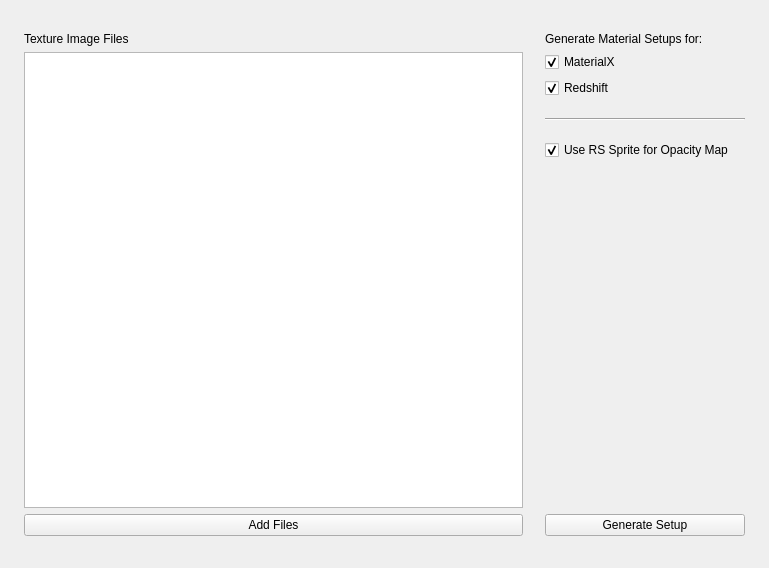
alexmajewski/am-matbuilder, file main_window.ui: the form before one commit.
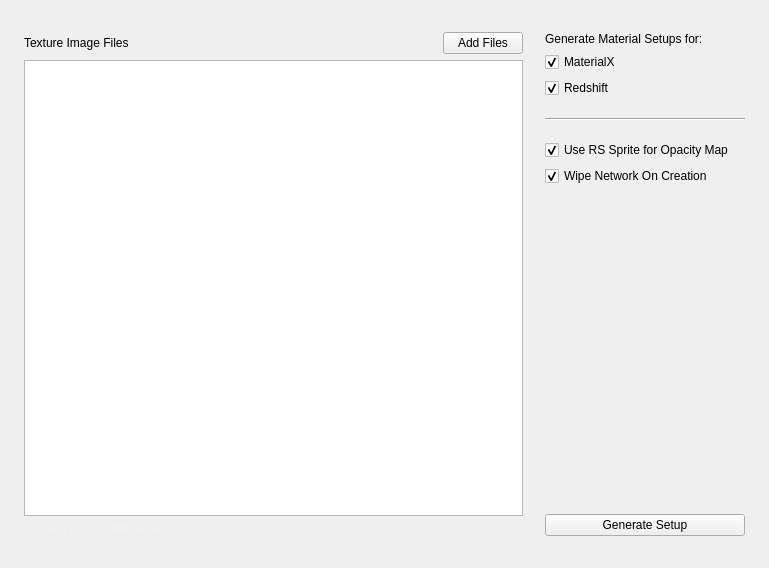
The form after the commit.

The edit to the form file:
```diff
--- a/main_window.ui
+++ b/main_window.ui
@@ -44,14 +44,26 @@
       <number>0</number>
      </property>
      <item>
-      <widget class="QLabel" name="GeoCreator">
+      <layout class="QHBoxLayout" name="horizontalLayout_5">
+       <item>
+        <widget class="QLabel" name="label_listheader">
        <property name="text">
         <string>Texture Image Files</string>
        </property>
       </widget>
      </item>
      <item>
-      <widget class="QListWidget" name="list_textures"/>
+        <spacer name="horizontalSpacer">
+         <property name="orientation">
+          <enum>Qt::Horizontal</enum>
+         </property>
+         <property name="sizeHint" stdset="0">
+          <size>
+           <width>40</width>
+           <height>20</height>
+          </size>
+         </property>
+        </spacer>
      </item>
      <item>
       <widget class="QPushButton" name="btn_addfiles">
@@ -68,6 +80,21 @@
     </layout>
    </item>
    <item>
+      <widget class="QListWidget" name="list_textures"/>
+     </item>
+     <item>
+      <widget class="QLabel" name="label_author">
+       <property name="styleSheet">
+        <string notr="true">color: rgba(255, 255, 255, 0.2);</string>
+       </property>
+       <property name="text">
+        <string>Created by Alex Majewski</string>
+       </property>
+      </widget>
+     </item>
+    </layout>
+   </item>
+   <item>
     <layout class="QVBoxLayout" name="verticalLayout_3">
      <property name="sizeConstraint">
       <enum>QLayout::SetDefaultConstraint</enum>
@@ -140,6 +167,20 @@
        </property>
       </widget>
      </item>
+     <item>
+      <widget class="QCheckBox" name="cb_wipe_network">
+       <property name="toolTip">
+        <string>Deletes all other nodes in the material network. 
+Recommended when re-using older setups or re-generating current material.</string>
+       </property>
+       <property name="text">
+        <string>Wipe Network On Creation</string>
+       </property>
+       <property name="checked">
+        <bool>true</bool>
+       </property>
+      </widget>
+     </item>
      <item>
       <spacer name="verticalSpacer">
        <property name="orientation">
@@ -155,11 +196,36 @@
      </item>
      <item>
       <widget class="QLabel" name="label_info">
+       <property name="maximumSize">
+        <size>
+         <width>200</width>
+         <height>16777215</height>
+        </size>
+       </property>
        <property name="text">
         <string/>
        </property>
+       <property name="wordWrap">
+        <bool>true</bool>
+       </property>
       </widget>
      </item>
+     <item>
+      <spacer name="verticalSpacer_2">
+       <property name="orientation">
+        <enum>Qt::Vertical</enum>
+       </property>
+       <property name="sizeType">
+        <enum>QSizePolicy::Maximum</enum>
+       </property>
+       <property name="sizeHint" stdset="0">
+        <size>
+         <width>20</width>
+         <height>5</height>
+        </size>
+       </property>
+      </spacer>
+     </item>
      <item>
       <widget class="QPushButton" name="btn_gensetup">
        <property name="font">
```
Lines whose indentation alone changed are shown as unchanged.
